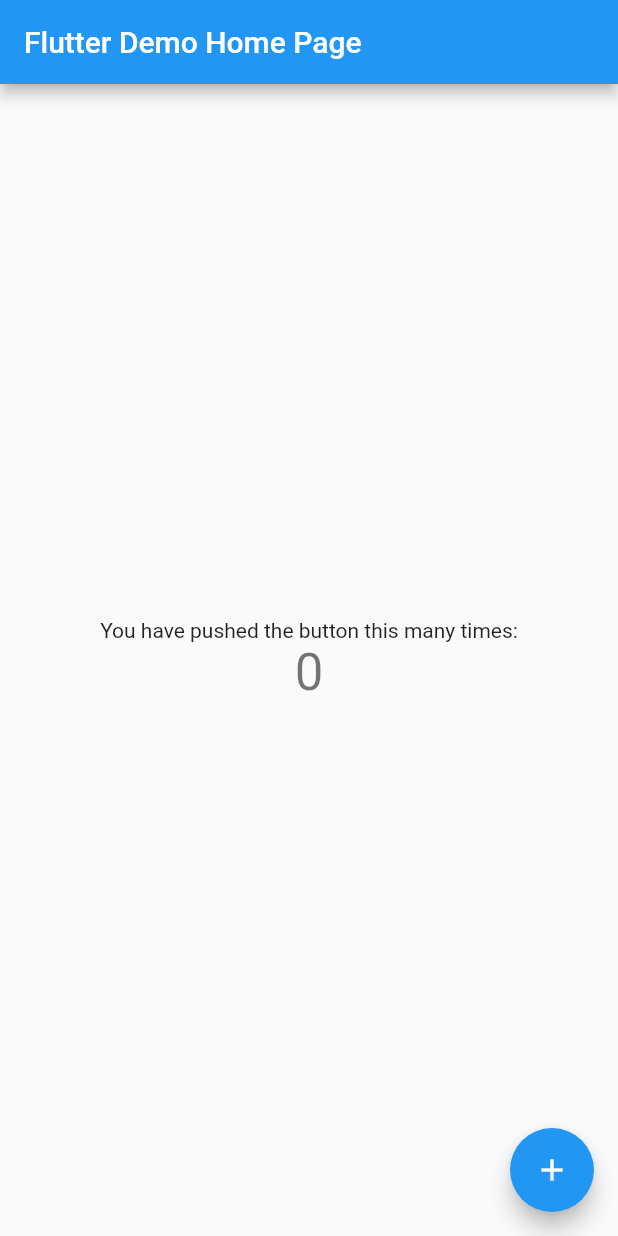
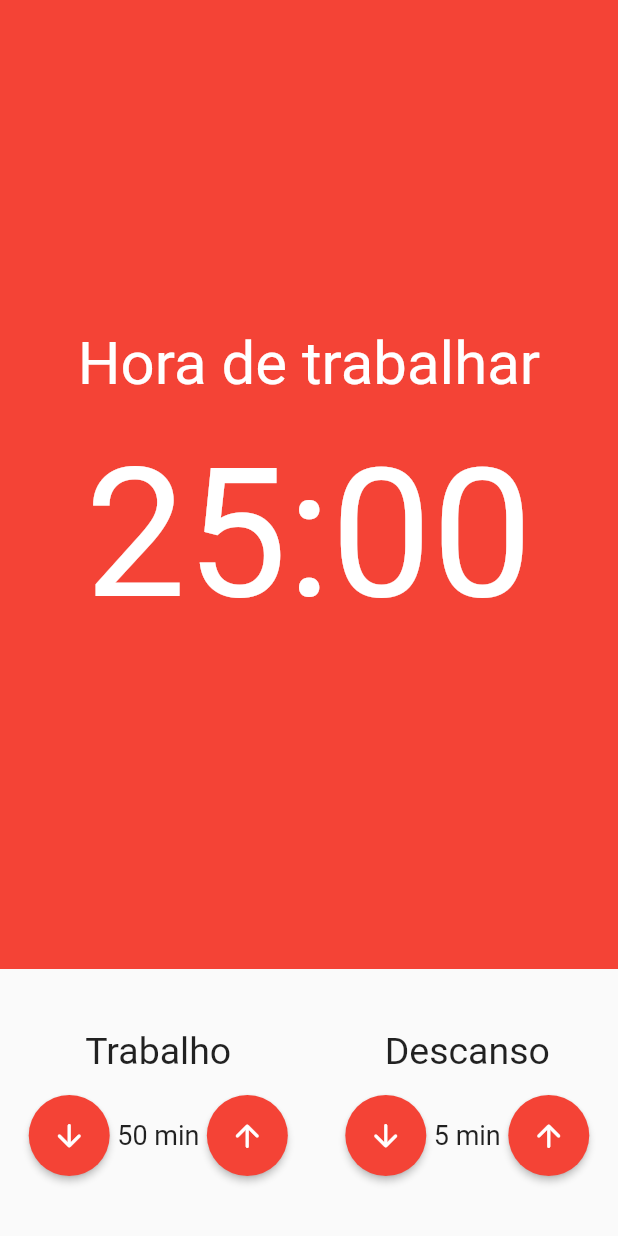
Before and after one commit to SrAlbuquerque/pomodoro, a Flutter app: the screen it shows after launch, on a phone screen of 412 x 824 dp. Run offline on Flutter 3.47's test engine with Material 2 defaults, Android fonts, the phone set to English and light mode, and no system bars; our stand-ins replace mobx; generated files the repository leaves out were written again.

Commit message:
Começando a fazer a tela

```diff
--- /dev/null
+++ b/lib/components/cronometro.dart
@@ -0,0 +1,32 @@
+import 'package:flutter/material.dart';
+
+class Cronometro extends StatelessWidget {
+  const Cronometro({Key? key}) : super(key: key);
+
+  @override
+  Widget build(BuildContext context) {
+    return Container(
+      color: Colors.red,
+      child: Column(
+        mainAxisAlignment: MainAxisAlignment.center,
+        children: const [
+          Text(
+            'Hora de trabalhar',
+            style: TextStyle(
+              fontSize: 40,
+              color: Colors.white,
+            ),
+          ),
+          SizedBox(height: 20),
+          Text(
+            '25:00',
+            style: TextStyle(
+              fontSize: 120,
+              color: Colors.white,
+            ),
+          )
+        ],
+      ),
+    );
+  }
+}
--- /dev/null
+++ b/lib/components/entrada_tempo.dart
@@ -0,0 +1,60 @@
+import 'package:flutter/material.dart';
+
+class EntradaTempo extends StatelessWidget {
+  final String titulo;
+  final int valor;
+
+  const EntradaTempo({
+    Key? key,
+    required this.titulo,
+    required this.valor,
+  }) : super(key: key);
+
+  @override
+  Widget build(BuildContext context) {
+    return Column(
+      children: [
+        Text(
+          titulo,
+          style: const TextStyle(
+            fontSize: 25,
+          ),
+        ),
+        const SizedBox(height: 15),
+        Row(
+          mainAxisAlignment: MainAxisAlignment.center,
+          children: [
+            ElevatedButton(
+              onPressed: () {},
+              child: const Icon(
+                Icons.arrow_downward_rounded,
+              ),
+              style: ElevatedButton.styleFrom(
+                shape: const CircleBorder(),
+                padding: const EdgeInsets.all(15),
+                primary: Colors.red,
+              ),
+            ),
+            Text(
+              '$valor min',
+              style: const TextStyle(
+                fontSize: 18,
+              ),
+            ),
+            ElevatedButton(
+              onPressed: () {},
+              child: const Icon(
+                Icons.arrow_upward_rounded,
+              ),
+              style: ElevatedButton.styleFrom(
+                shape: const CircleBorder(),
+                padding: const EdgeInsets.all(15),
+                primary: Colors.red,
+              ),
+            ),
+          ],
+        ),
+      ],
+    );
+  }
+}
--- a/lib/main.dart
+++ b/lib/main.dart
@@ -1,4 +1,5 @@
 import 'package:flutter/material.dart';
+import 'package:pomodoro/pages/pomodoro_page.dart';
 
 void main() {
   runApp(const MyApp());
@@ -10,57 +11,11 @@ class MyApp extends StatelessWidget {
   Widget build(BuildContext context) {
     return MaterialApp(
       title: 'Flutter Demo',
+      debugShowCheckedModeBanner: false,
       theme: ThemeData(
         primarySwatch: Colors.blue,
       ),
-      home: const MyHomePage(title: 'Flutter Demo Home Page'),
+      home: const PomodoroPage(),
     );
   }
 }
-
-class MyHomePage extends StatefulWidget {
-  const MyHomePage({Key? key, required this.title}) : super(key: key);
-
-  final String title;
-
-  @override
-  State<MyHomePage> createState() => _MyHomePageState();
-}
-
-class _MyHomePageState extends State<MyHomePage> {
-  int _counter = 0;
-
-  void _incrementCounter() {
-    setState(() {
-      _counter++;
-    });
-  }
-
-  @override
-  Widget build(BuildContext context) {
-    return Scaffold(
-      appBar: AppBar(
-        title: Text(widget.title),
-      ),
-      body: Center(
-        child: Column(
-          mainAxisAlignment: MainAxisAlignment.center,
-          children: <Widget>[
-            const Text(
-              'You have pushed the button this many times:',
-            ),
-            Text(
-              '$_counter',
-              style: Theme.of(context).textTheme.headline4,
-            ),
-          ],
-        ),
-      ),
-      floatingActionButton: FloatingActionButton(
-        onPressed: _incrementCounter,
-        tooltip: 'Increment',
-        child: const Icon(Icons.add),
-      ),
-    );
-  }
-}
--- /dev/null
+++ b/lib/pages/pomodoro_page.dart
@@ -0,0 +1,37 @@
+import 'package:flutter/material.dart';
+import 'package:pomodoro/components/cronometro.dart';
+import 'package:pomodoro/components/entrada_tempo.dart';
+
+class PomodoroPage extends StatelessWidget {
+  const PomodoroPage({Key? key}) : super(key: key);
+
+  @override
+  Widget build(BuildContext context) {
+    return Scaffold(
+      body: Column(
+        crossAxisAlignment: CrossAxisAlignment.stretch,
+        children: [
+          const Expanded(
+            child: Cronometro(),
+          ),
+          Padding(
+            padding: const EdgeInsets.symmetric(vertical: 40),
+            child: Row(
+              mainAxisAlignment: MainAxisAlignment.spaceAround,
+              children: const [
+                EntradaTempo(
+                  titulo: 'Trabalho',
+                  valor: 50,
+                ),
+                EntradaTempo(
+                  titulo: 'Descanso',
+                  valor: 5,
+                )
+              ],
+            ),
+          )
+        ],
+      ),
+    );
+  }
+}
--- /dev/null
+++ b/lib/store/contador.store.dart
@@ -0,0 +1,15 @@
+import 'package:mobx/mobx.dart';
+
+part 'contador.store.g.dart';
+
+class ContadorStore = _ContadorStore with _$ContadorStore;
+
+abstract class _ContadorStore with Store {
+  @observable
+  int contador = 0;
+
+  @action
+  void incrementar() {
+    contador++;
+  }
+}
```
Also changed, not shown: lib/store/contador.store.g.dart (added).
